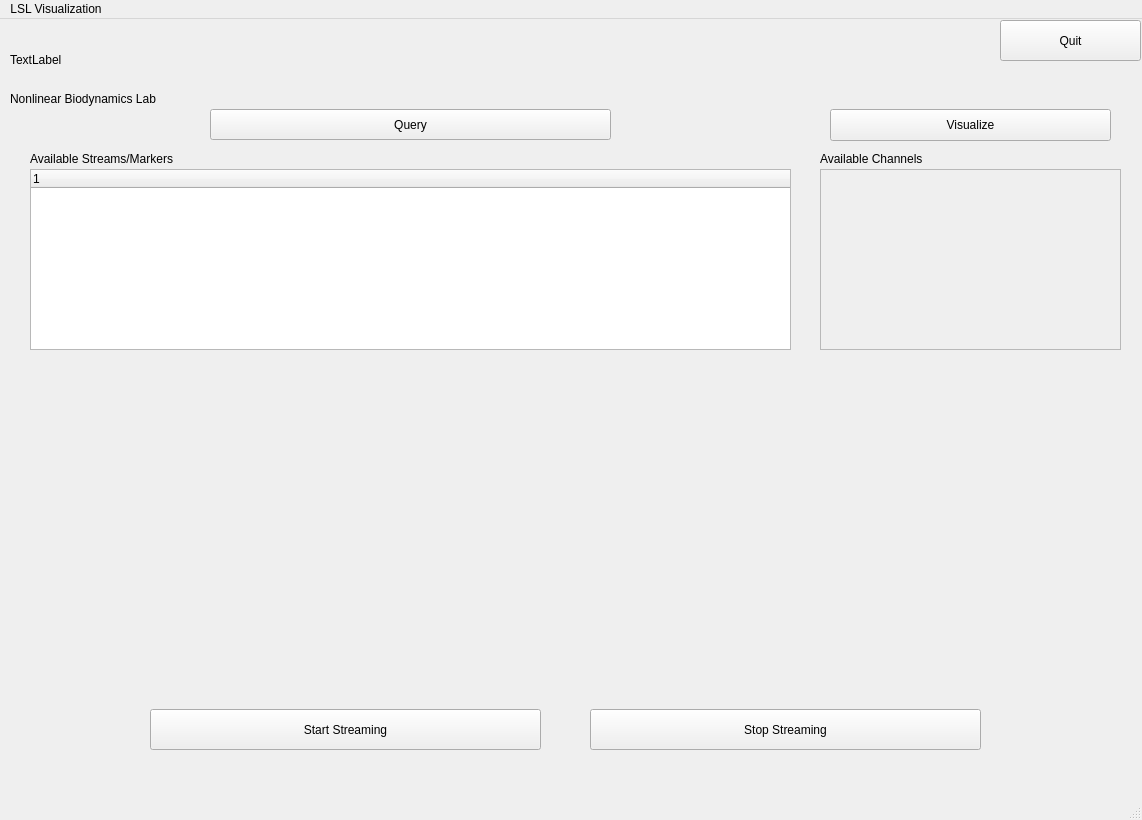
Qt form LSL_visualization.ui (soheilbr82/lslbuffer) before a commit.
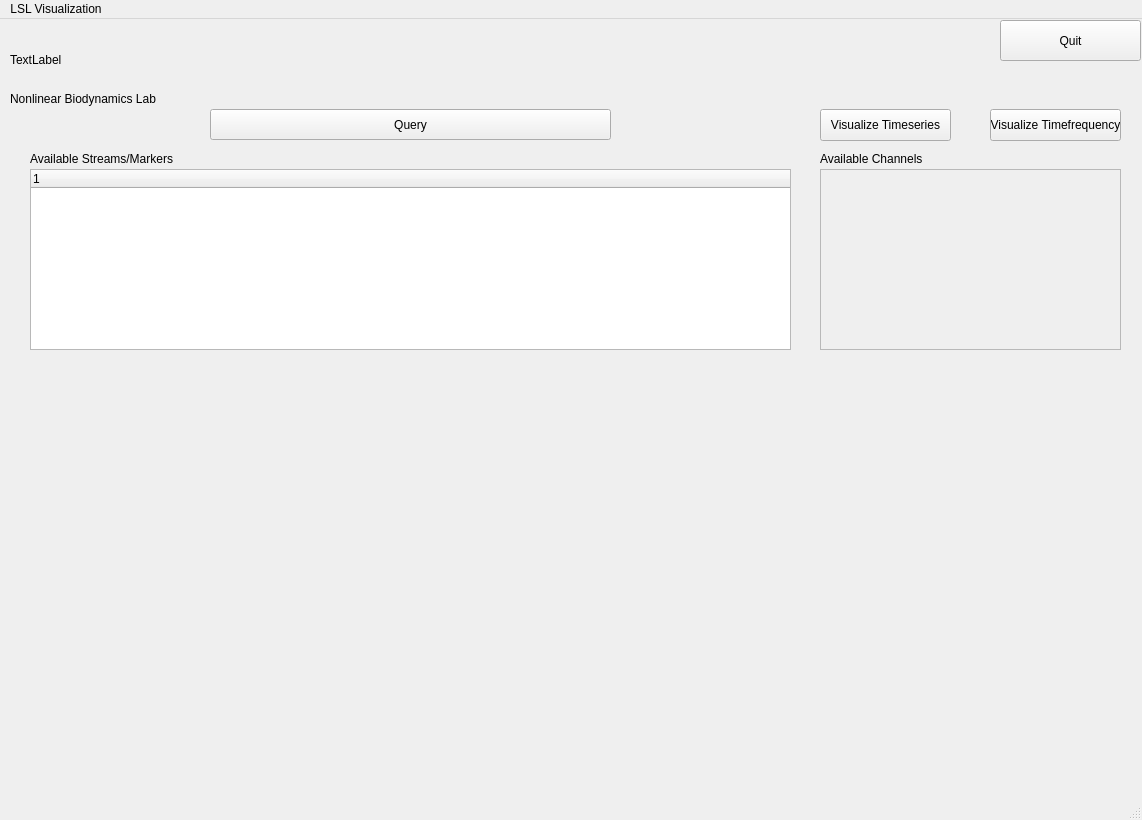
The same form after that commit.

Commit message: Updated Time Frequency Visualization.

Patch:
```diff
--- a/LSL_visualization.ui
+++ b/LSL_visualization.ui
@@ -43,14 +43,14 @@
    <widget class="QPushButton" name="visualizeButton">
     <property name="geometry">
      <rect>
-      <x>830</x>
+      <x>820</x>
       <y>90</y>
-      <width>281</width>
+      <width>131</width>
       <height>32</height>
      </rect>
     </property>
     <property name="text">
-     <string>Visualize</string>
+     <string>Visualize Timeseries</string>
     </property>
    </widget>
    <widget class="QScrollArea" name="channelView">
@@ -141,32 +141,6 @@
     </property>
     <layout class="QGridLayout" name="signalViewer"/>
    </widget>
-   <widget class="QPushButton" name="stopStream">
-    <property name="geometry">
-     <rect>
-      <x>590</x>
-      <y>690</y>
-      <width>391</width>
-      <height>41</height>
-     </rect>
-    </property>
-    <property name="text">
-     <string>Stop Streaming</string>
-    </property>
-   </widget>
-   <widget class="QPushButton" name="startStream">
-    <property name="geometry">
-     <rect>
-      <x>150</x>
-      <y>690</y>
-      <width>391</width>
-      <height>41</height>
-     </rect>
-    </property>
-    <property name="text">
-     <string>Start Streaming</string>
-    </property>
-   </widget>
    <widget class="QPushButton" name="quitButton">
     <property name="geometry">
      <rect>
@@ -221,6 +195,41 @@
     </property>
     <layout class="QGridLayout" name="applyFilter"/>
    </widget>
+   <widget class="QPushButton" name="visualizeTimeFreqButton">
+    <property name="geometry">
+     <rect>
+      <x>990</x>
+      <y>90</y>
+      <width>131</width>
+      <height>32</height>
+     </rect>
+    </property>
+    <property name="text">
+     <string>Visualize Timefrequency</string>
+    </property>
+   </widget>
+   <widget class="QWidget" name="gridLayoutWidget_4">
+    <property name="geometry">
+     <rect>
+      <x>160</x>
+      <y>700</y>
+      <width>381</width>
+      <height>41</height>
+     </rect>
+    </property>
+    <layout class="QGridLayout" name="resumeStream"/>
+   </widget>
+   <widget class="QWidget" name="gridLayoutWidget_5">
+    <property name="geometry">
+     <rect>
+      <x>590</x>
+      <y>700</y>
+      <width>381</width>
+      <height>41</height>
+     </rect>
+    </property>
+    <layout class="QGridLayout" name="pauseStream"/>
+   </widget>
   </widget>
   <widget class="QMenuBar" name="menubar">
    <property name="geometry">
```
The commit also changes 7 other files.
